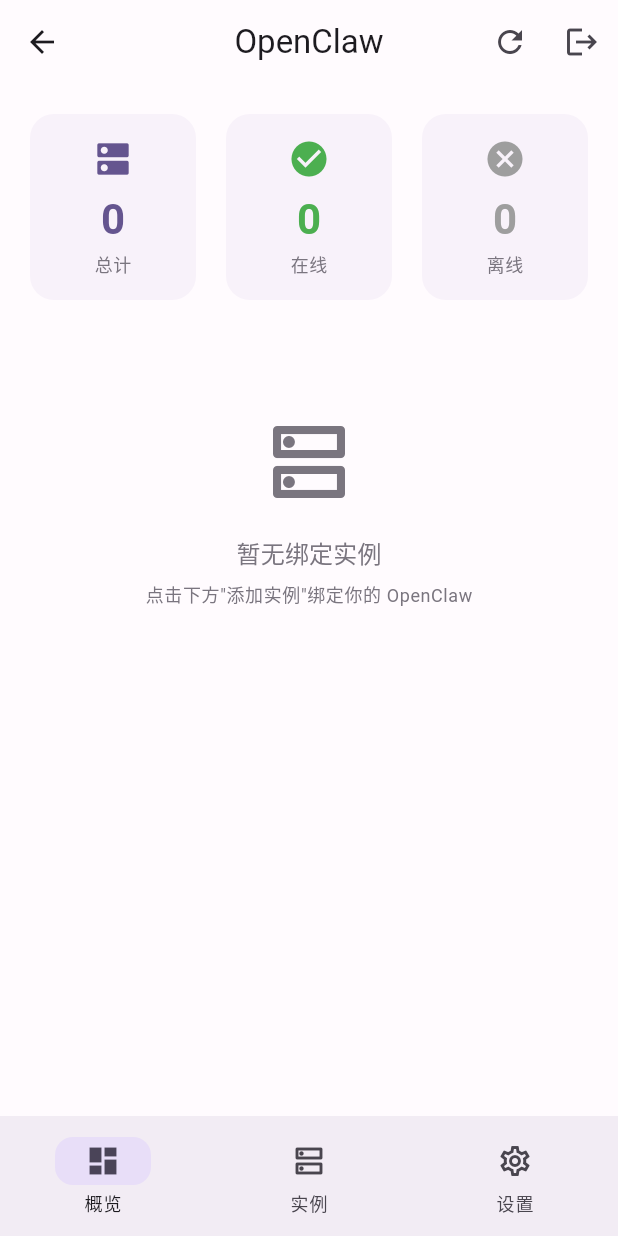
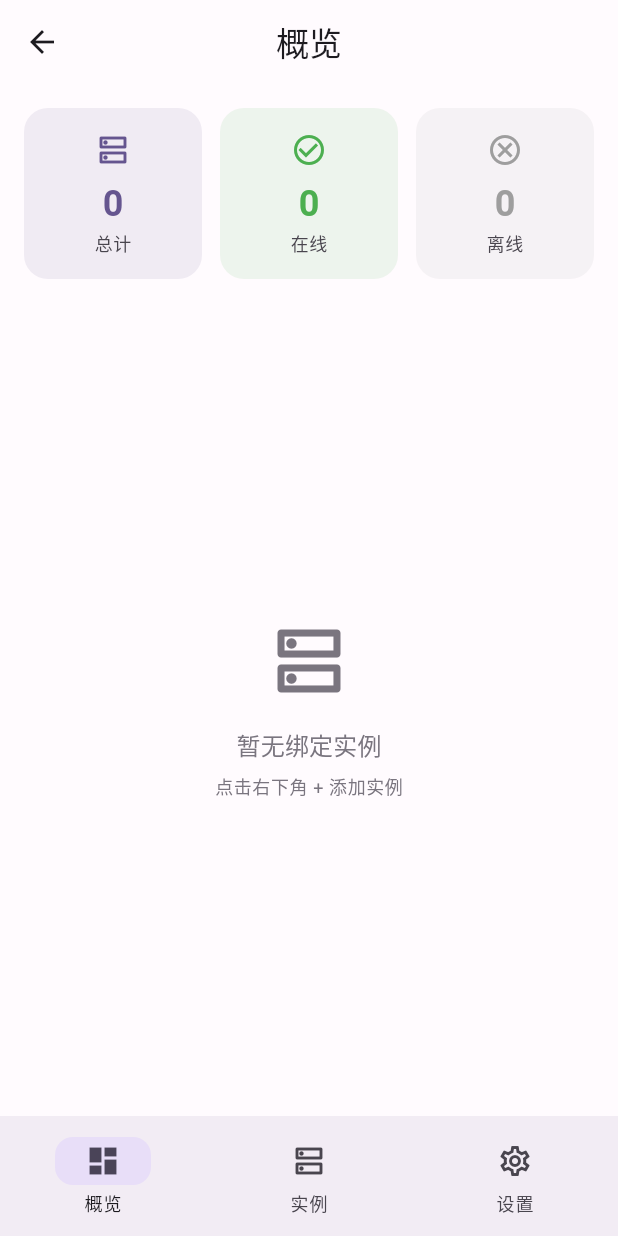
Before and after one commit to hkgood/oc-admin-app, a Flutter app: the HomePage screen opened directly, on a phone screen of 412 x 824 dp. Run offline on Flutter 3.47's test engine with Material 3 defaults, Android fonts, the phone set to English and light mode, and no system bars; our stand-ins replace fl_chart, flutter_secure_storage, pocketbase; accounts and stored records are empty; network calls fail.

Commit message:
Update lib/presentation/pages/home_page.dart

```diff
--- a/lib/presentation/pages/home_page.dart
+++ b/lib/presentation/pages/home_page.dart
@@ -27,26 +27,7 @@
 
   @override
   Widget build(BuildContext context) {
-    final colorScheme = Theme.of(context).colorScheme;
-
     return Scaffold(
-      appBar: AppBar(
-        title: const Text('OpenClaw'),
-        actions: [
-          IconButton(
-            icon: const Icon(Icons.refresh),
-            onPressed: () {
-              context.read<InstanceProvider>().loadInstances();
-            },
-          ),
-          IconButton(
-            icon: const Icon(Icons.logout),
-            onPressed: () {
-              context.read<AuthProvider>().logout();
-            },
-          ),
-        ],
-      ),
       body: IndexedStack(
         index: _selectedIndex,
         children: [
@@ -56,7 +37,7 @@
         ],
       ),
       floatingActionButton: _selectedIndex == 1
-          ? FloatingActionButton.extended(
+          ? FloatingActionButton(
               onPressed: () async {
                 final result = await Navigator.push<bool>(
                   context,
@@ -68,8 +49,7 @@
                   context.read<InstanceProvider>().loadInstances();
                 }
               },
-              icon: const Icon(Icons.add),
-              label: const Text('添加实例'),
+              child: const Icon(Icons.add),
             )
           : null,
       bottomNavigationBar: NavigationBar(
@@ -109,17 +89,25 @@
 
         return RefreshIndicator(
           onRefresh: provider.loadInstances,
-          child: ListView(
+          child: CustomScrollView(
+            slivers: [
+              SliverAppBar(
+                floating: true,
+                title: const Text('概览'),
+                centerTitle: true,
+                backgroundColor: Theme.of(context).colorScheme.surface,
+                surfaceTintColor: Colors.transparent,
+              ),
+              SliverPadding(
                 padding: const EdgeInsets.all(16),
-            children: [
-              // Status summary cards
-              Row(
+                sliver: SliverToBoxAdapter(
+                  child: Row(
                     children: [
                       Expanded(
                         child: _StatCard(
                           title: '总计',
                           value: '$total',
-                      icon: Icons.dns,
+                          icon: Icons.dns_outlined,
                           color: Theme.of(context).colorScheme.primary,
                         ),
                       ),
@@ -128,7 +116,7 @@
                         child: _StatCard(
                           title: '在线',
                           value: '$online',
-                      icon: Icons.check_circle,
+                          icon: Icons.check_circle_outline,
                           color: Colors.green,
                         ),
                       ),
@@ -137,62 +125,88 @@
                         child: _StatCard(
                           title: '离线',
                           value: '$offline',
-                      icon: Icons.cancel,
+                          icon: Icons.cancel_outlined,
                           color: Colors.grey,
                         ),
                       ),
                     ],
                   ),
-              const SizedBox(height: 24),
-
-              if (provider.onlineInstances.isNotEmpty) ...[
-                Text(
-                  '在线实例',
-                  style: Theme.of(context).textTheme.titleMedium?.copyWith(
-                        fontWeight: FontWeight.bold,
                 ),
               ),
-                const SizedBox(height: 12),
-                ...provider.onlineInstances.map(
-                  (instance) => Padding(
+              if (provider.onlineInstances.isNotEmpty) ...[
+                SliverPadding(
+                  padding: const EdgeInsets.symmetric(horizontal: 16),
+                  sliver: SliverToBoxAdapter(
+                    child: Text(
+                      '在线',
+                      style: Theme.of(context).textTheme.titleSmall?.copyWith(
+                            fontWeight: FontWeight.w600,
+                            color: Theme.of(context).colorScheme.onSurfaceVariant,
+                          ),
+                    ),
+                  ),
+                ),
+                SliverPadding(
+                  padding: const EdgeInsets.symmetric(horizontal: 16, vertical: 8),
+                  sliver: SliverList(
+                    delegate: SliverChildBuilderDelegate(
+                      (context, index) {
+                        final instance = provider.onlineInstances[index];
+                        return Padding(
                           padding: const EdgeInsets.only(bottom: 12),
                           child: InstanceCard(
                             instance: instance,
                             onTap: () => _openInstanceDetail(instance.instanceId),
                           ),
+                        );
+                      },
+                      childCount: provider.onlineInstances.length,
                     ),
                   ),
-                const SizedBox(height: 16),
+                ),
               ],
-
               if (provider.offlineInstances.isNotEmpty) ...[
-                Text(
-                  '离线实例',
-                  style: Theme.of(context).textTheme.titleMedium?.copyWith(
-                        fontWeight: FontWeight.bold,
+                SliverPadding(
+                  padding: const EdgeInsets.symmetric(horizontal: 16),
+                  sliver: SliverToBoxAdapter(
+                    child: Text(
+                      '离线',
+                      style: Theme.of(context).textTheme.titleSmall?.copyWith(
+                            fontWeight: FontWeight.w600,
+                            color: Theme.of(context).colorScheme.onSurfaceVariant,
                           ),
                     ),
-                const SizedBox(height: 12),
-                ...provider.offlineInstances.map(
-                  (instance) => Padding(
+                  ),
+                ),
+                SliverPadding(
+                  padding: const EdgeInsets.symmetric(horizontal: 16, vertical: 8),
+                  sliver: SliverList(
+                    delegate: SliverChildBuilderDelegate(
+                      (context, index) {
+                        final instance = provider.offlineInstances[index];
+                        return Padding(
                           padding: const EdgeInsets.only(bottom: 12),
                           child: InstanceCard(
                             instance: instance,
                             onTap: () => _openInstanceDetail(instance.instanceId),
                           ),
+                        );
+                      },
+                      childCount: provider.offlineInstances.length,
+                    ),
                   ),
                 ),
               ],
-
               if (provider.instances.isEmpty)
-                Center(
-                  child: Padding(
-                    padding: const EdgeInsets.all(48),
+                SliverFillRemaining(
+                  hasScrollBody: false,
+                  child: Center(
                     child: Column(
+                      mainAxisAlignment: MainAxisAlignment.center,
                       children: [
                         Icon(
                           Icons.dns_outlined,
-                          size: 64,
+                          size: 56,
                           color: Theme.of(context).colorScheme.outline,
                         ),
                         const SizedBox(height: 16),
@@ -204,7 +218,7 @@
                         ),
                         const SizedBox(height: 8),
                         Text(
-                          '点击下方"添加实例"绑定你的 OpenClaw',
+                          '点击右下角 + 添加实例',
                           style: Theme.of(context).textTheme.bodySmall?.copyWith(
                                 color: Theme.of(context).colorScheme.outline,
                               ),
@@ -234,7 +248,7 @@
               children: [
                 Icon(
                   Icons.dns_outlined,
-                  size: 64,
+                  size: 56,
                   color: Theme.of(context).colorScheme.outline,
                 ),
                 const SizedBox(height: 16),
@@ -246,7 +260,7 @@
                 ),
                 const SizedBox(height: 8),
                 Text(
-                  '点击右上角 + 添加实例',
+                  '点击右下角 + 添加实例',
                   style: Theme.of(context).textTheme.bodySmall?.copyWith(
                         color: Theme.of(context).colorScheme.outline,
                       ),
@@ -284,19 +298,26 @@
         return ListView(
           padding: const EdgeInsets.all(16),
           children: [
-            Card(
-              child: Padding(
-                padding: const EdgeInsets.all(16),
-                child: Column(
-                  crossAxisAlignment: CrossAxisAlignment.start,
-                  children: [
-                    Row(
+            const SizedBox(height: 16),
+            // User info card
+            Container(
+              padding: const EdgeInsets.all(20),
+              decoration: BoxDecoration(
+                color: Theme.of(context).colorScheme.surfaceContainerHighest.withAlpha(128),
+                borderRadius: BorderRadius.circular(16),
+              ),
+              child: Row(
                 children: [
                   CircleAvatar(
+                    radius: 28,
                     backgroundColor: Theme.of(context).colorScheme.primaryContainer,
                     child: Text(
-                            (authProvider.user?.email.substring(0, 1).toUpperCase() ?? 'U'),
+                      (authProvider.user?.name?.substring(0, 1).toUpperCase() ??
+                          authProvider.user?.email.substring(0, 1).toUpperCase() ??
+                          'U'),
                       style: TextStyle(
+                        fontSize: 20,
+                        fontWeight: FontWeight.w600,
                         color: Theme.of(context).colorScheme.onPrimaryContainer,
                       ),
                     ),
@@ -308,12 +329,15 @@
                       children: [
                         Text(
                           authProvider.user?.name ?? '用户',
-                                style: Theme.of(context).textTheme.titleMedium,
+                          style: Theme.of(context).textTheme.titleMedium?.copyWith(
+                                fontWeight: FontWeight.w600,
                               ),
+                        ),
+                        const SizedBox(height: 2),
                         Text(
                           authProvider.user?.email ?? '',
                           style: Theme.of(context).textTheme.bodySmall?.copyWith(
-                                      color: Theme.of(context).colorScheme.outline,
+                                color: Theme.of(context).colorScheme.onSurfaceVariant,
                               ),
                         ),
                       ],
@@ -321,14 +345,16 @@
                   ),
                 ],
               ),
-                  ],
             ),
+            const SizedBox(height: 32),
+
+            // Logout button
+            ListTile(
+              leading: const Icon(Icons.logout_outlined),
+              title: const Text('退出登录'),
+              shape: RoundedRectangleBorder(
+                borderRadius: BorderRadius.circular(12),
               ),
-            ),
-            const SizedBox(height: 16),
-            ListTile(
-              leading: const Icon(Icons.logout),
-              title: const Text('退出登录'),
               onTap: () {
                 showDialog(
                   context: context,
@@ -414,30 +440,32 @@
 
   @override
   Widget build(BuildContext context) {
-    return Card(
-      child: Padding(
+    return Container(
       padding: const EdgeInsets.all(16),
+      decoration: BoxDecoration(
+        color: color.withAlpha(25),
+        borderRadius: BorderRadius.circular(16),
+      ),
       child: Column(
         children: [
-            Icon(icon, color: color, size: 28),
+          Icon(icon, color: color, size: 24),
           const SizedBox(height: 8),
           Text(
             value,
-              style: Theme.of(context).textTheme.headlineMedium?.copyWith(
+            style: Theme.of(context).textTheme.headlineSmall?.copyWith(
                   fontWeight: FontWeight.bold,
                   color: color,
                 ),
           ),
-            const SizedBox(height: 4),
+          const SizedBox(height: 2),
           Text(
             title,
             style: Theme.of(context).textTheme.bodySmall?.copyWith(
-                    color: Theme.of(context).colorScheme.outline,
+                  color: Theme.of(context).colorScheme.onSurfaceVariant,
                 ),
           ),
         ],
       ),
-      ),
     );
   }
 }
```
Lines whose indentation alone changed are shown as unchanged.
